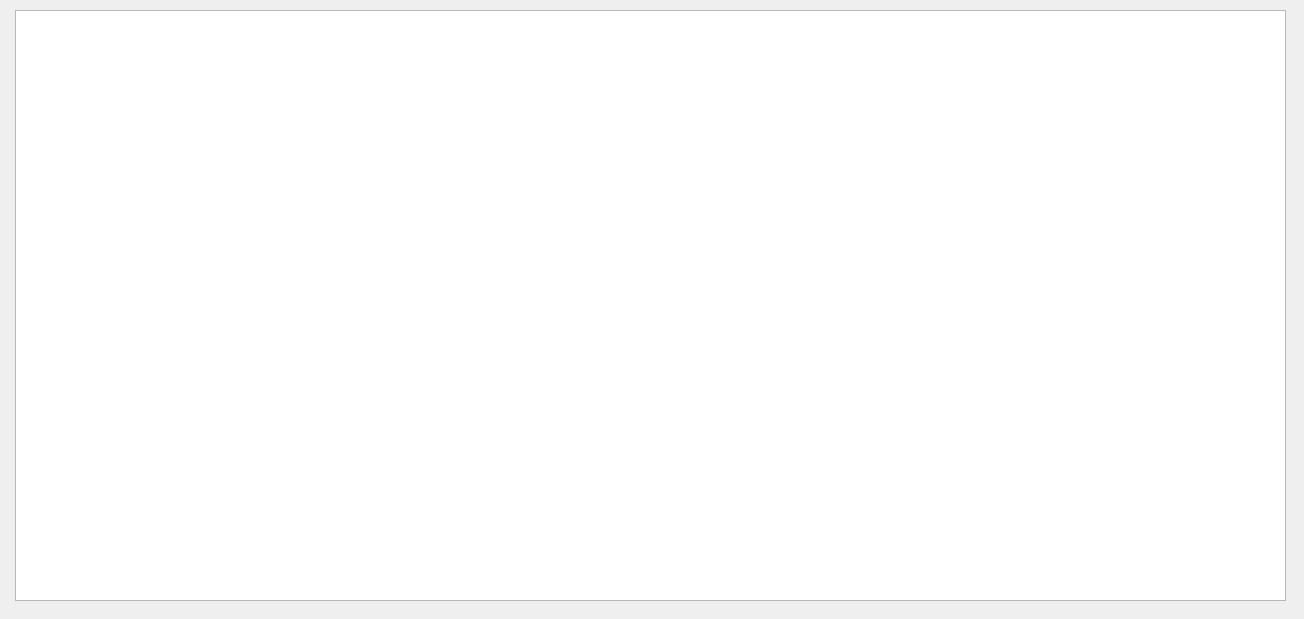
First picture: the form in General/showgroupsdialog.ui, repository MrRisoni/Gauss, before the edit.
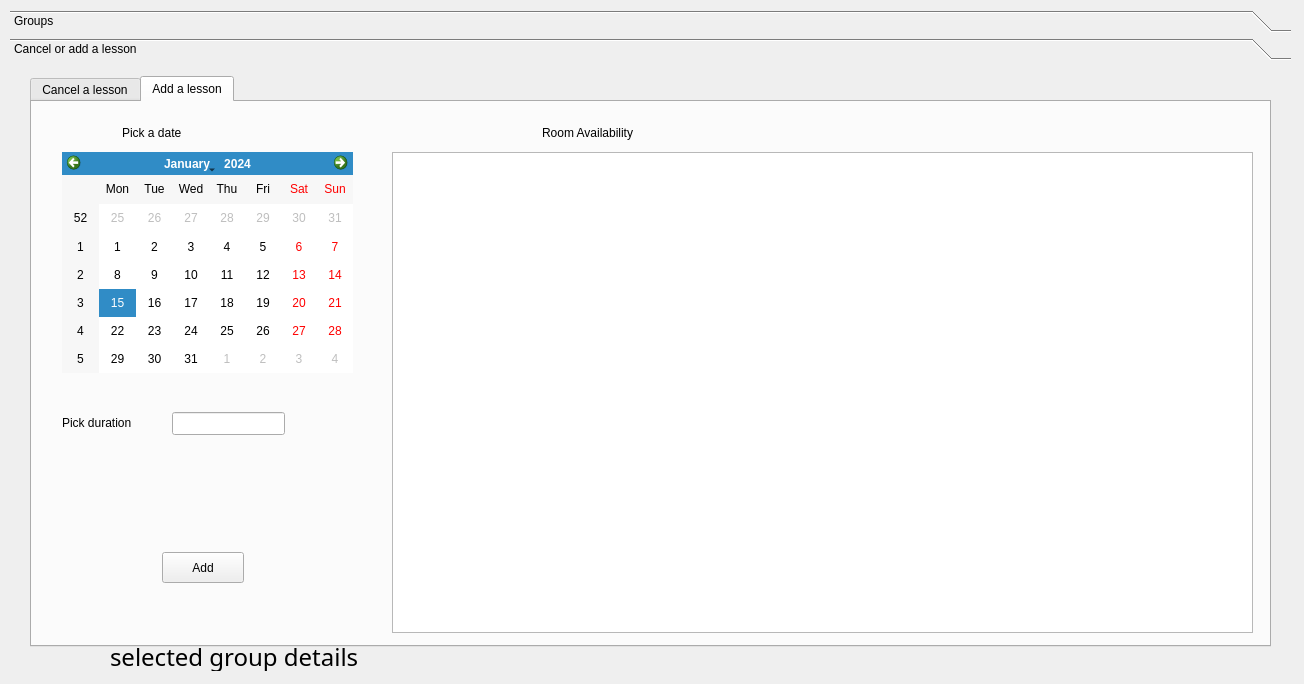
Second picture: the form after the edit. The open tabs and pages were chosen to show the change.

Commit message: added cancel lesson and add temporary lesson ui buttons

Patch:
```diff
--- a/General/showgroupsdialog.ui
+++ b/General/showgroupsdialog.ui
@@ -7,33 +7,307 @@
     <x>0</x>
     <y>0</y>
     <width>1304</width>
-    <height>619</height>
+    <height>684</height>
    </rect>
   </property>
   <property name="windowTitle">
    <string>Active Groups</string>
   </property>
-  <widget class="QTableView" name="tableAllGroups">
+  <widget class="QToolBox" name="toolBox">
    <property name="geometry">
     <rect>
-     <x>15</x>
+     <x>10</x>
      <y>10</y>
-     <width>1271</width>
-     <height>591</height>
+     <width>1281</width>
+     <height>661</height>
     </rect>
    </property>
-   <property name="editTriggers">
-    <set>QAbstractItemView::NoEditTriggers</set>
+   <property name="currentIndex">
+    <number>1</number>
    </property>
-   <property name="alternatingRowColors">
-    <bool>true</bool>
-   </property>
-   <property name="selectionMode">
-    <enum>QAbstractItemView::SingleSelection</enum>
-   </property>
-   <property name="selectionBehavior">
-    <enum>QAbstractItemView::SelectRows</enum>
-   </property>
+   <widget class="QWidget" name="page">
+    <property name="geometry">
+     <rect>
+      <x>0</x>
+      <y>0</y>
+      <width>1281</width>
+      <height>603</height>
+     </rect>
+    </property>
+    <attribute name="label">
+     <string>Groups</string>
+    </attribute>
+    <widget class="QTableView" name="tableAllGroups">
+     <property name="geometry">
+      <rect>
+       <x>10</x>
+       <y>10</y>
+       <width>1251</width>
+       <height>571</height>
+      </rect>
+     </property>
+     <property name="editTriggers">
+      <set>QAbstractItemView::NoEditTriggers</set>
+     </property>
+     <property name="alternatingRowColors">
+      <bool>true</bool>
+     </property>
+     <property name="selectionMode">
+      <enum>QAbstractItemView::SingleSelection</enum>
+     </property>
+     <property name="selectionBehavior">
+      <enum>QAbstractItemView::SelectRows</enum>
+     </property>
+    </widget>
+   </widget>
+   <widget class="QWidget" name="page_2">
+    <property name="geometry">
+     <rect>
+      <x>0</x>
+      <y>0</y>
+      <width>1281</width>
+      <height>603</height>
+     </rect>
+    </property>
+    <attribute name="label">
+     <string>Cancel or add a lesson</string>
+    </attribute>
+    <widget class="QTabWidget" name="tabWidget">
+     <property name="geometry">
+      <rect>
+       <x>20</x>
+       <y>10</y>
+       <width>1241</width>
+       <height>571</height>
+      </rect>
+     </property>
+     <property name="currentIndex">
+      <number>0</number>
+     </property>
+     <widget class="QWidget" name="tab">
+      <attribute name="title">
+       <string>Cancel a lesson</string>
+      </attribute>
+      <widget class="QLabel" name="label">
+       <property name="geometry">
+        <rect>
+         <x>110</x>
+         <y>50</y>
+         <width>291</width>
+         <height>21</height>
+        </rect>
+       </property>
+       <property name="text">
+        <string>Pick the dates you wish to cancel</string>
+       </property>
+      </widget>
+      <widget class="QListWidget" name="listFutureDates">
+       <property name="geometry">
+        <rect>
+         <x>90</x>
+         <y>80</y>
+         <width>321</width>
+         <height>371</height>
+        </rect>
+       </property>
+      </widget>
+      <widget class="QPushButton" name="pushCancel">
+       <property name="geometry">
+        <rect>
+         <x>220</x>
+         <y>480</y>
+         <width>82</width>
+         <height>23</height>
+        </rect>
+       </property>
+       <property name="text">
+        <string>Cancel</string>
+       </property>
+      </widget>
+     </widget>
+     <widget class="QWidget" name="tab_2">
+      <attribute name="title">
+       <string>Add a lesson</string>
+      </attribute>
+      <widget class="QCalendarWidget" name="calendarTempo">
+       <property name="geometry">
+        <rect>
+         <x>30</x>
+         <y>50</y>
+         <width>291</width>
+         <height>221</height>
+        </rect>
+       </property>
+      </widget>
+      <widget class="QTableView" name="tableRoomAvailability">
+       <property name="geometry">
+        <rect>
+         <x>360</x>
+         <y>50</y>
+         <width>861</width>
+         <height>481</height>
+        </rect>
+       </property>
+       <property name="editTriggers">
+        <set>QAbstractItemView::NoEditTriggers</set>
+       </property>
+       <property name="alternatingRowColors">
+        <bool>false</bool>
+       </property>
+       <property name="selectionMode">
+        <enum>QAbstractItemView::SingleSelection</enum>
+       </property>
+      </widget>
+      <widget class="QLabel" name="label_2">
+       <property name="geometry">
+        <rect>
+         <x>90</x>
+         <y>20</y>
+         <width>181</width>
+         <height>21</height>
+        </rect>
+       </property>
+       <property name="text">
+        <string>Pick a date</string>
+       </property>
+      </widget>
+      <widget class="QPushButton" name="pushAddTempo">
+       <property name="geometry">
+        <rect>
+         <x>130</x>
+         <y>450</y>
+         <width>82</width>
+         <height>31</height>
+        </rect>
+       </property>
+       <property name="text">
+        <string>Add</string>
+       </property>
+      </widget>
+      <widget class="QLabel" name="label_3">
+       <property name="geometry">
+        <rect>
+         <x>510</x>
+         <y>20</y>
+         <width>181</width>
+         <height>21</height>
+        </rect>
+       </property>
+       <property name="text">
+        <string>Room Availability</string>
+       </property>
+      </widget>
+      <widget class="QLabel" name="label_4">
+       <property name="geometry">
+        <rect>
+         <x>30</x>
+         <y>310</y>
+         <width>91</width>
+         <height>21</height>
+        </rect>
+       </property>
+       <property name="text">
+        <string>Pick duration</string>
+       </property>
+      </widget>
+      <widget class="QLineEdit" name="lineDuration">
+       <property name="geometry">
+        <rect>
+         <x>140</x>
+         <y>310</y>
+         <width>113</width>
+         <height>23</height>
+        </rect>
+       </property>
+      </widget>
+     </widget>
+    </widget>
+    <widget class="QLabel" name="labelSelectedDetails">
+     <property name="geometry">
+      <rect>
+       <x>100</x>
+       <y>575</y>
+       <width>1011</width>
+       <height>31</height>
+      </rect>
+     </property>
+     <property name="palette">
+      <palette>
+       <active>
+        <colorrole role="WindowText">
+         <brush brushstyle="SolidPattern">
+          <color alpha="255">
+           <red>255</red>
+           <green>0</green>
+           <blue>0</blue>
+          </color>
+         </brush>
+        </colorrole>
+        <colorrole role="Text">
+         <brush brushstyle="SolidPattern">
+          <color alpha="255">
+           <red>0</red>
+           <green>0</green>
+           <blue>0</blue>
+          </color>
+         </brush>
+        </colorrole>
+       </active>
+       <inactive>
+        <colorrole role="WindowText">
+         <brush brushstyle="SolidPattern">
+          <color alpha="255">
+           <red>255</red>
+           <green>0</green>
+           <blue>0</blue>
+          </color>
+         </brush>
+        </colorrole>
+        <colorrole role="Text">
+         <brush brushstyle="SolidPattern">
+          <color alpha="255">
+           <red>0</red>
+           <green>0</green>
+           <blue>0</blue>
+          </color>
+         </brush>
+        </colorrole>
+       </inactive>
+       <disabled>
+        <colorrole role="WindowText">
+         <brush brushstyle="SolidPattern">
+          <color alpha="255">
+           <red>128</red>
+           <green>128</green>
+           <blue>128</blue>
+          </color>
+         </brush>
+        </colorrole>
+        <colorrole role="Text">
+         <brush brushstyle="SolidPattern">
+          <color alpha="255">
+           <red>128</red>
+           <green>128</green>
+           <blue>128</blue>
+          </color>
+         </brush>
+        </colorrole>
+       </disabled>
+      </palette>
+     </property>
+     <property name="font">
+      <font>
+       <family>Sans Serif</family>
+       <pointsize>18</pointsize>
+       <weight>50</weight>
+       <bold>false</bold>
+      </font>
+     </property>
+     <property name="text">
+      <string>selected group details</string>
+     </property>
+    </widget>
+   </widget>
   </widget>
  </widget>
  <resources/>
```
The commit also changes 3 other files.
